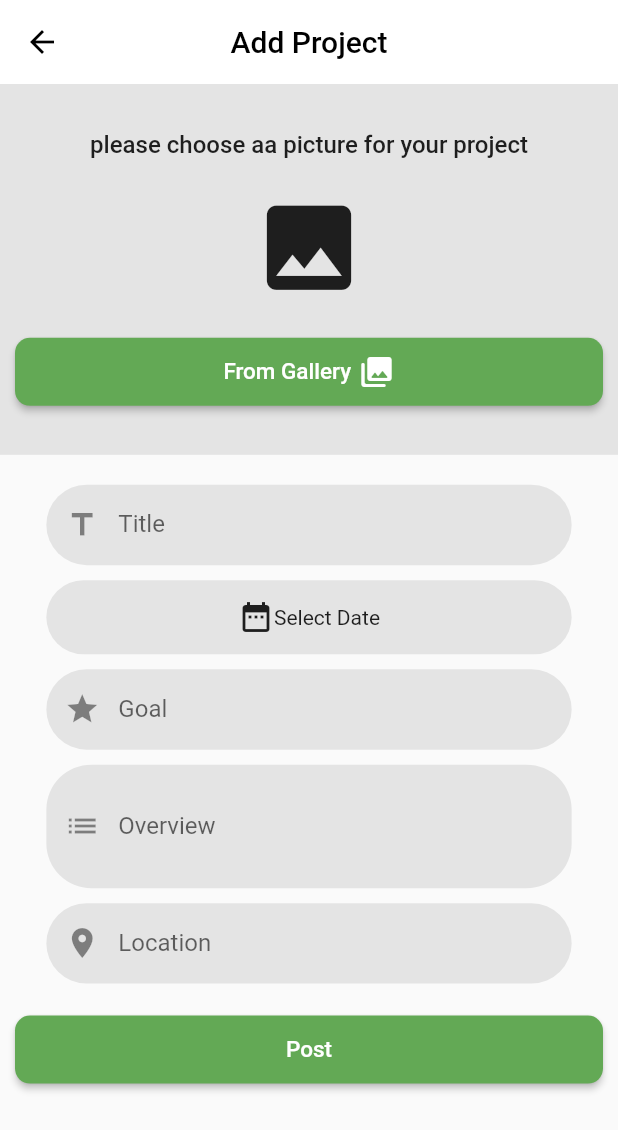
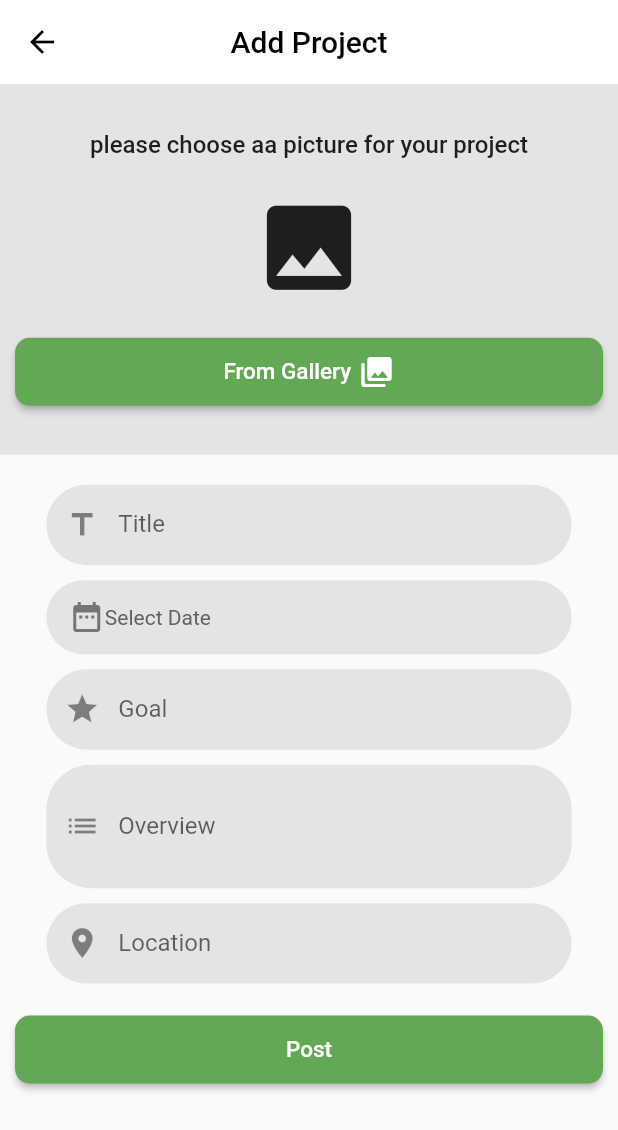
Before and after one commit to MajdAlfi/Final-Project, a Flutter app: the AddProject screen opened directly, on a phone screen of 412 x 824 dp. Shown: the top 1130 px of the screen. Run offline on Flutter 3.47's test engine with Material 2 defaults, Android fonts, the phone set to English and light mode, and no system bars; our stand-ins replace cloud_firestore, firebase_auth, firebase_core, firebase_storage, fluttertoast, image_cropper and 5 more; missing offline and left inert: d_chart, dart:ffi; accounts and stored records are empty; network calls fail; statements that could not run were skipped.

Commit message:
add settings screen + fix date picker

```diff
--- a/final_project/lib/Src/Screens/addProjectScr.dart
+++ b/final_project/lib/Src/Screens/addProjectScr.dart
@@ -125,7 +125,7 @@ class AddProject extends StatelessWidget {
                   // const SizedBox(
                   //   height: 10,
                   // ),
-                  const showDatePickerContainer(),
+                  showDatePickerContainer(),
                   const SizedBox(
                     height: 10,
                   ),
--- a/final_project/lib/Src/Screens/firstUI.dart
+++ b/final_project/lib/Src/Screens/firstUI.dart
@@ -74,7 +74,7 @@ class _firstUIState extends State<firstUI> {
             showUnselectedLabels: false,
             selectedLabelStyle: const TextStyle(
                 color: Colors.black54, fontWeight: FontWeight.bold),
-            items: const <BottomNavigationBarItem>[
+            items: <BottomNavigationBarItem>[
               BottomNavigationBarItem(
                 label: 'Home',
                 icon: Icon(Icons.home),
--- a/final_project/lib/Src/Services/Others/dataprovider.dart
+++ b/final_project/lib/Src/Services/Others/dataprovider.dart
@@ -106,6 +106,7 @@ class dataprovider extends ChangeNotifier {
     notifyListeners();
   }
 
+  bool isLoading = false;
   signOut(context) {
     final FirebaseAuth _auth = FirebaseAuth.instance;
     _auth.signOut().then((value) async {
--- a/final_project/lib/Src/Widgets/defaultElevatedButton.dart
+++ b/final_project/lib/Src/Widgets/defaultElevatedButton.dart
@@ -4,12 +4,12 @@ import 'package:flutter/material.dart';
 
 ElevatedButton defaultElevatedButton(
     BuildContext context, String label, dynamic onTap,
-    {IconData? icon}) {
+    {IconData? icon, Color? bgColor}) {
   return ElevatedButton(
     onPressed: onTap,
     style: ElevatedButton.styleFrom(
       shape: RoundedRectangleBorder(borderRadius: BorderRadius.circular(10)),
-      backgroundColor: mainColor(),
+      backgroundColor: bgColor ?? mainColor(),
     ),
     child: SizedBox(
         width: double.infinity,
--- a/final_project/lib/Src/Widgets/showDatePickerContainer.dart
+++ b/final_project/lib/Src/Widgets/showDatePickerContainer.dart
@@ -8,8 +8,20 @@ import 'package:flutter/src/widgets/placeholder.dart';
 import 'package:provider/provider.dart';
 import 'package:syncfusion_flutter_datepicker/datepicker.dart';
 
-class showDatePickerContainer extends StatelessWidget {
+class showDatePickerContainer extends StatefulWidget {
   const showDatePickerContainer({super.key});
+
+  @override
+  State<showDatePickerContainer> createState() =>
+      _showDatePickerContainerState();
+}
+
+class _showDatePickerContainerState extends State<showDatePickerContainer> {
+  @override
+  void initState() {
+    Provider.of<dataprovider>(context, listen: false).datePickerProject = null;
+    super.initState();
+  }
 
   @override
   Widget build(BuildContext context) {
@@ -52,12 +64,31 @@ class showDatePickerContainer extends StatelessWidget {
           color: greyColor(),
           borderRadius: BorderRadius.all(Radius.circular(30)),
         ),
-        child: Row(
-          mainAxisAlignment: MainAxisAlignment.center,
-          children: [
-            Icon(Icons.date_range),
-            Text(Provider.of<languages>(context).tSelectDate())
-          ],
+        child: Padding(
+          padding: const EdgeInsets.symmetric(horizontal: 15.0),
+          child: Row(
+            mainAxisAlignment: MainAxisAlignment.start,
+            children: [
+              Icon(
+                Icons.date_range,
+                color: Colors.grey[600],
+              ),
+              Provider.of<dataprovider>(
+                        context,
+                      ).datePickerProject !=
+                      null
+                  ? Text(
+                      Provider.of<dataprovider>(
+                        context,
+                      ).datePickerProject!.selectedDate.toString(),
+                      style: TextStyle(color: Colors.grey[700]),
+                    )
+                  : Text(
+                      Provider.of<languages>(context).tSelectDate(),
+                      style: TextStyle(color: Colors.grey[700]),
+                    )
+            ],
+          ),
         ),
       ),
     );
```
Also changed, not shown: final_project/assets/images/home.json (added, +1 -0 lines), final_project/lib/Src/Screens/profileScr.dart (+6 -3 lines), final_project/lib/Src/Screens/settings.dart (added, +37 -0 lines).
